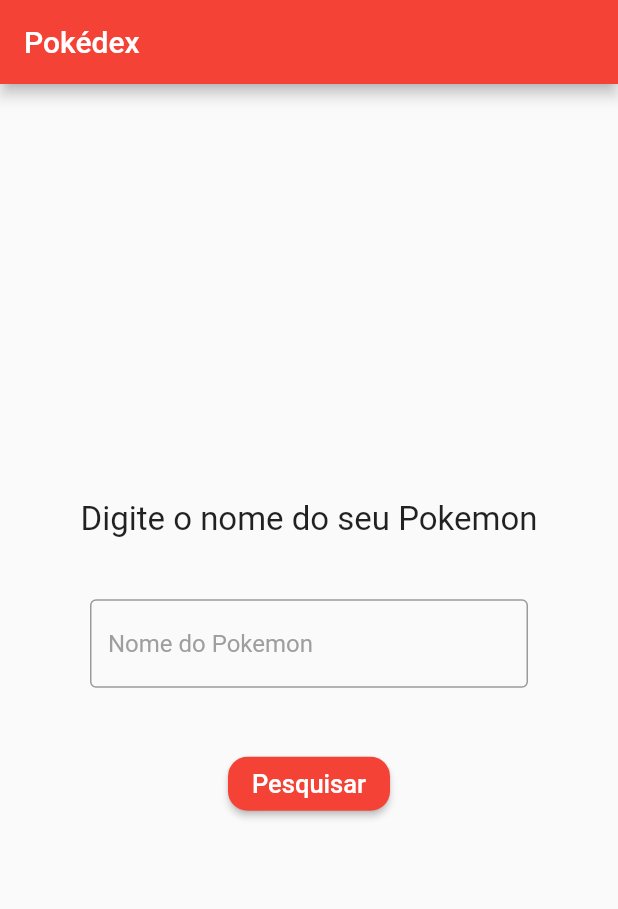
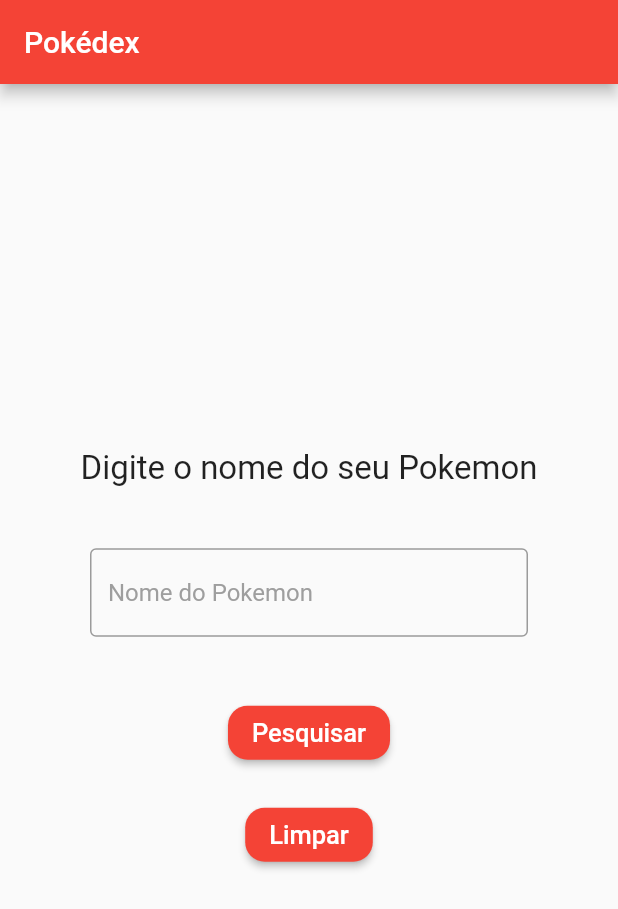
Before and after one commit to lucasbustamante/apidex, a Flutter app: the screen it shows after launch, on a phone screen of 412 x 824 dp. Shown: the top 909 px of the screen. Run offline on Flutter 3.47's test engine with Material 2 defaults, Android fonts, the light colour scheme and no system bars; our stand-ins replace lottie.

Commit message:
botão de limpar busca

```diff
--- a/lib/colors.dart
+++ b/lib/colors.dart
@@ -7,7 +7,7 @@
     case 'fire':
       return Colors.red;
     case 'water':
-      return Colors.blue;
+      return Colors.blue[300]!;
     case 'grass':
       return Colors.green;
     case 'electric':
--- a/lib/homepage.dart
+++ b/lib/homepage.dart
@@ -39,6 +39,8 @@
                 ),
               ),
             ),
+            Column(
+              children: [
                 ElevatedButton(
                   style: ElevatedButton.styleFrom(
                       backgroundColor: Colors.red,
@@ -53,6 +55,21 @@
                       ));
                   }, child: const Text('Pesquisar',
                   style: TextStyle(color: Colors.white, fontSize: 17),),
+                ),
+                SizedBox(height: 20),
+                ElevatedButton(
+                  style: ElevatedButton.styleFrom(
+                      backgroundColor: Colors.red,
+                      shape: RoundedRectangleBorder(
+                          borderRadius: BorderRadius.circular(13)
+                      )
+                  ),
+                  onPressed: () {
+                    valueName.clear();
+                  }, child: const Text('Limpar',
+                  style: TextStyle(color: Colors.white, fontSize: 17),),
+                ),
+              ],
             )
           ],
         ),
```
Also changed, not shown: lib/poke_info.dart (+4 -3 lines), lib/requerimets.dart (+6 -6 lines). Lines whose indentation alone changed are shown as unchanged.
